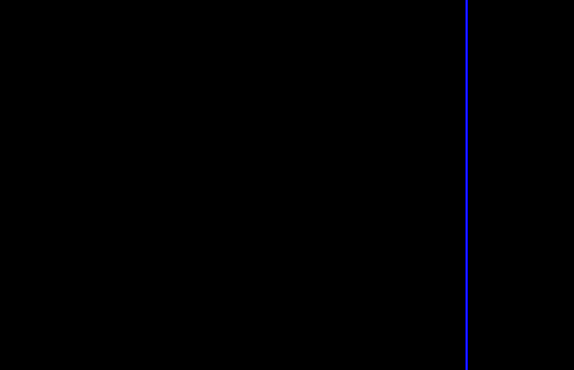
Old version of the form Libs/UI/Raw/user_login.ui in the repository Tuhin-thinks/TradeXCB-OMS; both pictures show x 0 to 574 and y 238 to 608 of the 1224 by 869 pixel window.
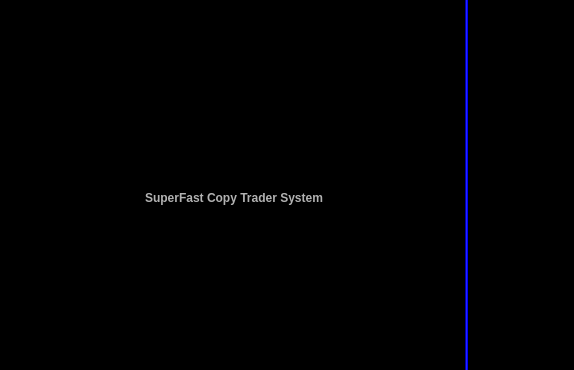
New version of the form. Icons and pictures are not drawn.

Commit message: + Added info message label to user login window  + changed version to v0.1.9  + removed col names from app_data.py  + updated user_login.py, user_login.ui

What changed in the file:
```diff
--- a/Libs/UI/Raw/user_login.ui
+++ b/Libs/UI/Raw/user_login.ui
@@ -491,7 +491,39 @@
           <enum>QFrame::Raised</enum>
          </property>
          <layout class="QGridLayout" name="gridLayout_2">
-          <item row="1" column="0">
+          <item row="0" column="0">
+           <spacer name="verticalSpacer">
+            <property name="orientation">
+             <enum>Qt::Vertical</enum>
+            </property>
+            <property name="sizeType">
+             <enum>QSizePolicy::Preferred</enum>
+            </property>
+            <property name="sizeHint" stdset="0">
+             <size>
+              <width>20</width>
+              <height>40</height>
+             </size>
+            </property>
+           </spacer>
+          </item>
+          <item row="2" column="0">
+           <spacer name="verticalSpacer_2">
+            <property name="orientation">
+             <enum>Qt::Vertical</enum>
+            </property>
+            <property name="sizeType">
+             <enum>QSizePolicy::Preferred</enum>
+            </property>
+            <property name="sizeHint" stdset="0">
+             <size>
+              <width>20</width>
+              <height>40</height>
+             </size>
+            </property>
+           </spacer>
+          </item>
+          <item row="1" column="0" alignment="Qt::AlignVCenter">
            <widget class="QFrame" name="frame_8">
             <property name="sizePolicy">
              <sizepolicy hsizetype="Preferred" vsizetype="Preferred">
@@ -512,7 +544,7 @@
              <enum>QFrame::Raised</enum>
             </property>
             <layout class="QGridLayout" name="gridLayout">
-             <item row="0" column="0">
+             <item row="0" column="1" alignment="Qt::AlignHCenter|Qt::AlignVCenter">
               <widget class="QLabel" name="label_logo">
                <property name="maximumSize">
                 <size>
@@ -544,6 +576,54 @@
                </property>
               </widget>
              </item>
+             <item row="1" column="1">
+              <widget class="QFrame" name="frame_4">
+               <property name="frameShape">
+                <enum>QFrame::NoFrame</enum>
+               </property>
+               <property name="frameShadow">
+                <enum>QFrame::Raised</enum>
+               </property>
+               <layout class="QGridLayout" name="gridLayout_23">
+                <property name="leftMargin">
+                 <number>0</number>
+                </property>
+                <property name="topMargin">
+                 <number>0</number>
+                </property>
+                <property name="rightMargin">
+                 <number>0</number>
+                </property>
+                <property name="bottomMargin">
+                 <number>0</number>
+                </property>
+                <property name="spacing">
+                 <number>0</number>
+                </property>
+                <item row="0" column="0" alignment="Qt::AlignHCenter">
+                 <widget class="QLabel" name="label_info">
+                  <property name="styleSheet">
+                   <string notr="true">#label_info{
+	padding-top: 15ex;
+	color: #b2b2b2;
+	font: 75 18pt &quot;FreeSerif&quot;;
+	font-weight: bold;
+}</string>
+                  </property>
+                  <property name="text">
+                   <string>SuperFast Copy Trader System</string>
+                  </property>
+                  <property name="scaledContents">
+                   <bool>true</bool>
+                  </property>
+                  <property name="alignment">
+                   <set>Qt::AlignCenter</set>
+                  </property>
+                 </widget>
+                </item>
+               </layout>
+              </widget>
+             </item>
             </layout>
            </widget>
           </item>
```
Left out of the diff: 32 changed lines with no effect on the pictures. The commit also changes 7 other files.
